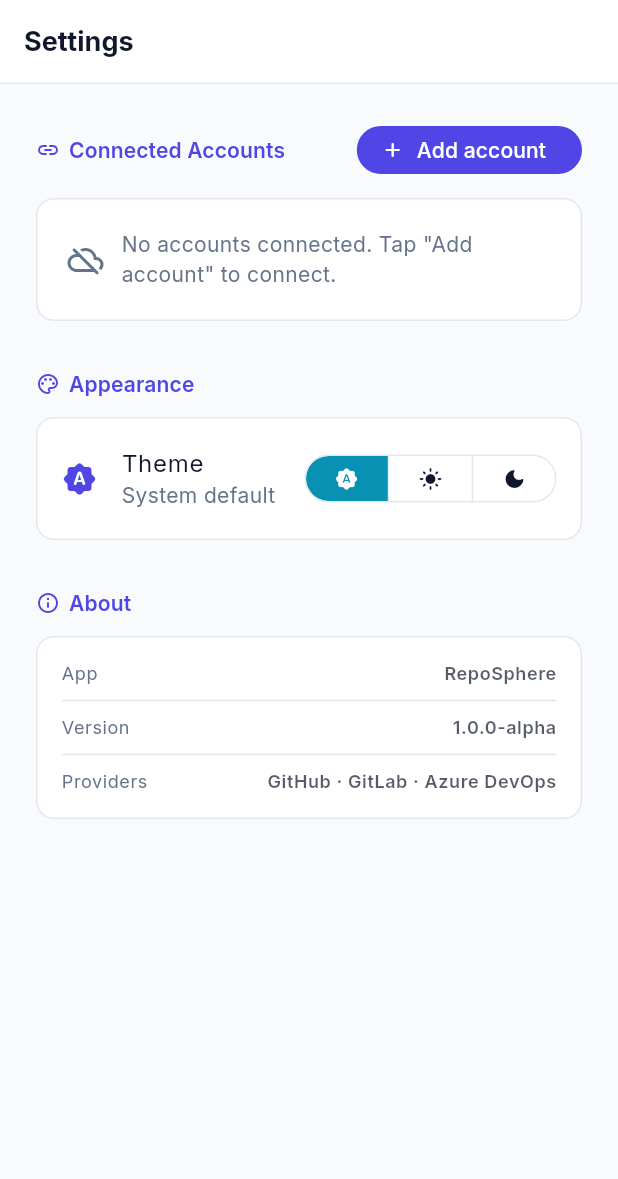
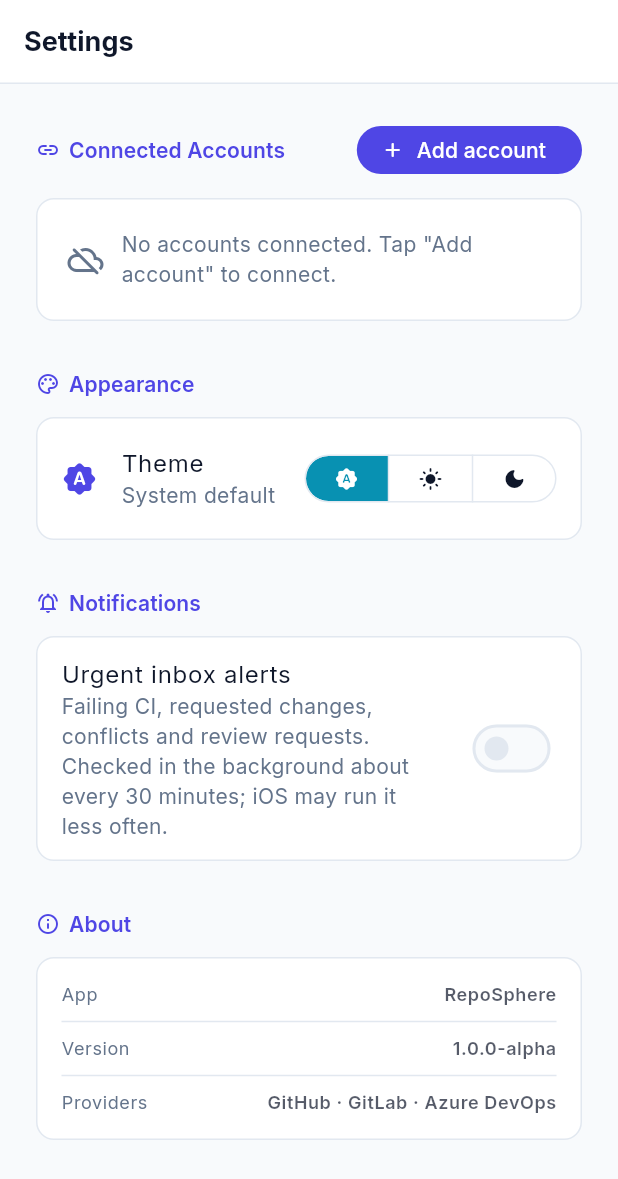
Before and after one commit to atefelsaeed/RepoSphere, a Flutter app: the SettingsScreen screen opened by its route, on a phone screen of 412 x 824 dp. Shown: the top 1179 px of the screen. Run offline on Flutter 3.47's test engine with Material 3 defaults, Android fonts, the phone set to English and light mode, and no system bars; our stand-ins replace flutter_animate, flutter_highlight, flutter_local_notifications, flutter_markdown_plus, flutter_riverpod, flutter_secure_storage and 7 more; missing offline and left inert: workmanager; accounts and stored records are empty.

Commit message:
feat(mobile): background inbox alerts via local notifications
- Periodic background check (Workmanager) notifies only about newly urgent
  items (CI failed, changes requested, conflicts, review requested); first
  enable seeds silently so the backlog doesn't fire
- Settings toggle with permission request and 'Check now'
- Shared inbox loader / dismissal store / cache used by UI and background
- Android: INTERNET permission for release builds (was missing),
  POST_NOTIFICATIONS, core library desugaring
- iOS: BGTask identifiers and background modes, deployment target 14.0
- sentry_flutter 8 -> 9: 8.x failed to compile with the project's Kotlin

Co-Authored-By: Claude Sonnet 5.5 <noreply@anthropic.com>

```diff
--- a/lib/features/repos/presentation/screens/settings_screen.dart
+++ b/lib/features/repos/presentation/screens/settings_screen.dart
@@ -1,4 +1,6 @@
 import 'package:flutter/material.dart';
+import '../../../notifications/background_inbox_check.dart';
+import '../../../notifications/notification_service.dart';
 import 'package:flutter_riverpod/flutter_riverpod.dart';
 import 'package:http/http.dart' as http;
 import 'package:shared_preferences/shared_preferences.dart';
@@ -116,6 +118,16 @@ class SettingsScreen extends ConsumerWidget {
               ),
 
               const SizedBox(height: 32),
+
+              // ── Notifications (mobile only) ──────────────────────────
+              if (NotificationService.supported) ...[
+                _SectionHeader(
+                    label: 'Notifications',
+                    icon: Icons.notifications_active_outlined),
+                const SizedBox(height: 12),
+                const _InboxAlertsCard(),
+                const SizedBox(height: 32),
+              ],
 
               // ── About ────────────────────────────────────────────────
               _SectionHeader(
@@ -562,3 +574,96 @@ class _AboutRow extends StatelessWidget {
     );
   }
 }
+
+
+/// Toggle + "check now" for background inbox alerts.
+class _InboxAlertsCard extends StatefulWidget {
+  const _InboxAlertsCard();
+
+  @override
+  State<_InboxAlertsCard> createState() => _InboxAlertsCardState();
+}
+
+class _InboxAlertsCardState extends State<_InboxAlertsCard> {
+  bool _enabled = false;
+  bool _busy = false;
+
+  @override
+  void initState() {
+    super.initState();
+    inboxAlertsEnabled().then((v) {
+      if (mounted) setState(() => _enabled = v);
+    });
+  }
+
+  void _toast(String msg) => ScaffoldMessenger.of(context)
+    ..clearSnackBars()
+    ..showSnackBar(SnackBar(content: Text(msg)));
+
+  Future<void> _toggle(bool on) async {
+    setState(() => _busy = true);
+    try {
+      final ok = await setInboxAlerts(on);
+      if (!mounted) return;
+      if (on && !ok) {
+        _toast('Notification permission was denied. Enable it in system settings.');
+      } else {
+        setState(() => _enabled = on);
+      }
+    } on Object catch (e) {
+      if (mounted) _toast('Could not change alerts: $e');
+    } finally {
+      if (mounted) setState(() => _busy = false);
+    }
+  }
+
+  Future<void> _checkNow() async {
+    setState(() => _busy = true);
+    try {
+      final n = await runInboxCheck(force: true);
+      if (mounted) {
+        _toast(n == 0 ? 'Checked — nothing new.' : 'Checked — $n new item(s).');
+      }
+    } on Object catch (e) {
+      if (mounted) _toast('Check failed: $e');
+    } finally {
+      if (mounted) setState(() => _busy = false);
+    }
+  }
+
+  @override
+  Widget build(BuildContext context) {
+    final cs = Theme.of(context).colorScheme;
+    return Container(
+      decoration: BoxDecoration(
+        border: Border.all(color: cs.outlineVariant),
+        borderRadius: BorderRadius.circular(12),
+        color: cs.surface,
+      ),
+      child: Column(
+        children: [
+          SwitchListTile(
+            value: _enabled,
+            onChanged: _busy ? null : _toggle,
+            title: const Text('Urgent inbox alerts'),
+            subtitle: Text(
+              'Failing CI, requested changes, conflicts and review requests. '
+              'Checked in the background about every 30 minutes; iOS may '
+              'run it less often.',
+              style: TextStyle(color: cs.onSurfaceVariant),
+            ),
+          ),
+          if (_enabled) ...[
+            const Divider(height: 1),
+            ListTile(
+              leading: const Icon(Icons.refresh_rounded),
+              title: const Text('Check now'),
+              enabled: !_busy,
+              onTap: _checkNow,
+            ),
+          ],
+        ],
+      ),
+    );
+  }
+}
--- a/pubspec.yaml
+++ b/pubspec.yaml
@@ -24,7 +24,9 @@ dependencies:
   google_fonts: ^6.2.1
   shared_preferences: ^2.3.2
   supabase_flutter: ^2.12.4
-  sentry_flutter: ^8.12.0
+  sentry_flutter: ^9.0.0
+  workmanager: ^0.10.10
+  flutter_local_notifications: ^22.3.2
 
 dev_dependencies:
   flutter_test:
```
Also changed, not shown: lib/features/notifications/background_inbox_check.dart (added, +112 -0 lines), lib/features/notifications/inbox_alerts.dart (added, +54 -0 lines), lib/features/notifications/notification_service.dart (added, +69 -0 lines), lib/features/repos/data/inbox_dismissal_store.dart (added, +59 -0 lines), lib/features/repos/data/inbox_loader.dart (added, +58 -0 lines), lib/features/repos/presentation/providers/inbox_provider.dart (+17 -76 lines), lib/main.dart (+7 -0 lines), pubspec.lock, 11 other files.
